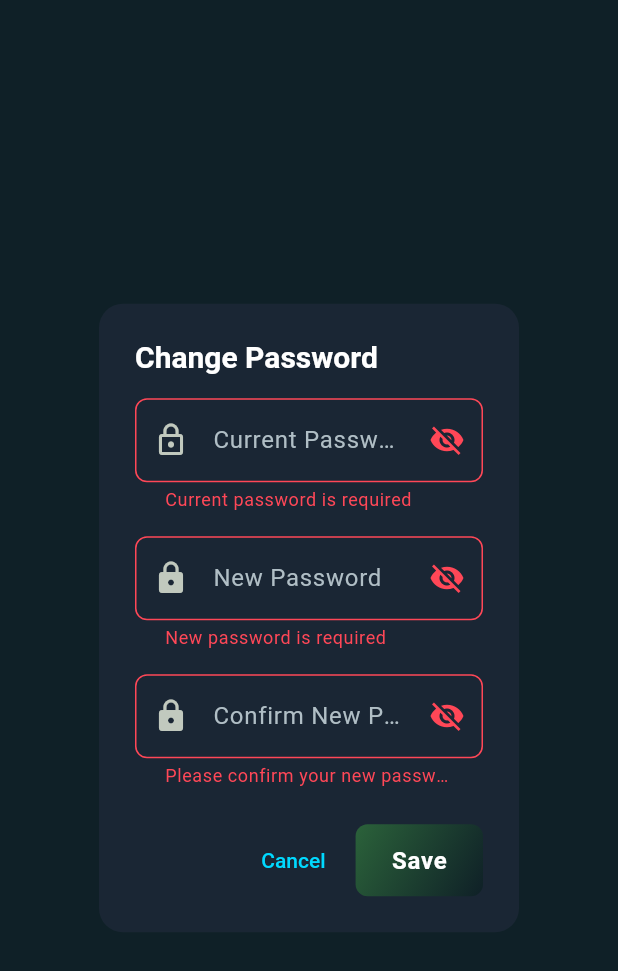
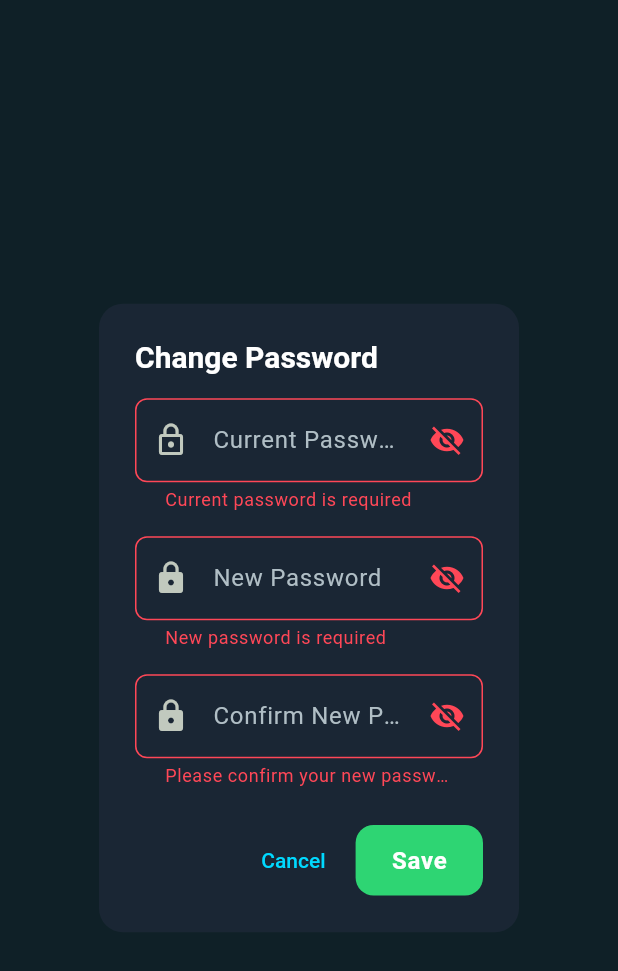
Before and after one commit to tiao051/Violence-Detection, a Flutter app: the ChangePasswordDialog widget shown alone on an empty page, opened directly, after a tap on "Save", on a phone screen of 412 x 824 dp. Shown: the top 971 px of the screen. Run offline on Flutter 3.47's test engine with Material 3 defaults, Android fonts, the phone set to English and light mode, and no system bars; our stand-ins replace chewie, cloud_firestore, firebase_auth, firebase_core, firebase_messaging, flutter_dotenv and 7 more; missing offline and left inert: media_kit, media_kit_video; accounts and stored records are empty; network calls fail.

Commit message:
fix(dialog): update change password dialog styling
- Replace gradient with solid success color for save button
- Use accent color for loading spinner
- Apply theme colors to snackbars

```diff
--- a/flutter-app/lib/dialogs/change_password_dialog.dart
+++ b/flutter-app/lib/dialogs/change_password_dialog.dart
@@ -94,7 +94,7 @@ class _ChangePasswordDialogState extends State<ChangePasswordDialog> {
         ScaffoldMessenger.of(context).showSnackBar(
           const SnackBar(
             content: Text('Password changed successfully!'),
-            backgroundColor: Colors.green,
+            backgroundColor: kSuccessColor,
           ),
         );
       }
@@ -111,7 +111,7 @@ class _ChangePasswordDialogState extends State<ChangePasswordDialog> {
         ScaffoldMessenger.of(context).showSnackBar(
           SnackBar(
             content: Text(errorMessage),
-            backgroundColor: Colors.red,
+            backgroundColor: kErrorColor,
             duration: const Duration(seconds: 4),
           ),
         );
@@ -148,12 +148,17 @@ class _ChangePasswordDialogState extends State<ChangePasswordDialog> {
                     ),
                     prefixIcon: const Icon(Icons.lock_outline),
                     suffixIcon: IconButton(
-                      icon: Icon(_obscureCurrent ? Icons.visibility_off : Icons.visibility),
-                      onPressed: () => setState(() => _obscureCurrent = !_obscureCurrent),
+                      icon: Icon(_obscureCurrent
+                          ? Icons.visibility_off
+                          : Icons.visibility),
+                      onPressed: () =>
+                          setState(() => _obscureCurrent = !_obscureCurrent),
                     ),
                   ),
                   obscureText: _obscureCurrent,
-                  validator: (val) => val == null || val.isEmpty ? 'Current password is required' : null,
+                  validator: (val) => val == null || val.isEmpty
+                      ? 'Current password is required'
+                      : null,
                   enabled: !auth.isLoading, // Disable when loading
                 ),
                 const SizedBox(height: 16),
@@ -168,8 +173,11 @@ class _ChangePasswordDialogState extends State<ChangePasswordDialog> {
                     ),
                     prefixIcon: const Icon(Icons.lock),
                     suffixIcon: IconButton(
-                      icon: Icon(_obscureNew ? Icons.visibility_off : Icons.visibility),
-                      onPressed: () => setState(() => _obscureNew = !_obscureNew),
+                      icon: Icon(_obscureNew
+                          ? Icons.visibility_off
+                          : Icons.visibility),
+                      onPressed: () =>
+                          setState(() => _obscureNew = !_obscureNew),
                     ),
                   ),
                   obscureText: _obscureNew,
@@ -188,8 +196,11 @@ class _ChangePasswordDialogState extends State<ChangePasswordDialog> {
                     ),
                     prefixIcon: const Icon(Icons.lock),
                     suffixIcon: IconButton(
-                      icon: Icon(_obscureConfirm ? Icons.visibility_off : Icons.visibility),
-                      onPressed: () => setState(() => _obscureConfirm = !_obscureConfirm),
+                      icon: Icon(_obscureConfirm
+                          ? Icons.visibility_off
+                          : Icons.visibility),
+                      onPressed: () =>
+                          setState(() => _obscureConfirm = !_obscureConfirm),
                     ),
                   ),
                   obscureText: _obscureConfirm,
@@ -211,24 +222,21 @@ class _ChangePasswordDialogState extends State<ChangePasswordDialog> {
               const Padding(
                 padding: EdgeInsets.all(12.0),
                 child: SpinKitFadingCircle(
-                  color: kPrimaryColor, // Use kPrimaryColor from your theme
+                  color: kAccentColor,
                   size: 24.0,
                 ),
               )
             else
-              Container(
-                decoration: BoxDecoration(
-                  gradient: kAppGradient, // Use kAppGradient from your theme
-                  borderRadius: BorderRadius.circular(8),
+              ElevatedButton(
+                style: ElevatedButton.styleFrom(
+                  backgroundColor: kSuccessColor,
+                  foregroundColor: Colors.white,
+                  shape: RoundedRectangleBorder(
+                    borderRadius: BorderRadius.circular(AppRadius.md),
+                  ),
                 ),
-                child: ElevatedButton(
-                  style: ElevatedButton.styleFrom(
-                    backgroundColor: Colors.transparent,
-                    shadowColor: Colors.transparent,
-                  ),
-                  onPressed: _handleChangePassword,
-                  child: const Text('Save'),
-                ),
+                onPressed: _handleChangePassword,
+                child: const Text('Save'),
               ),
           ],
         );
```
